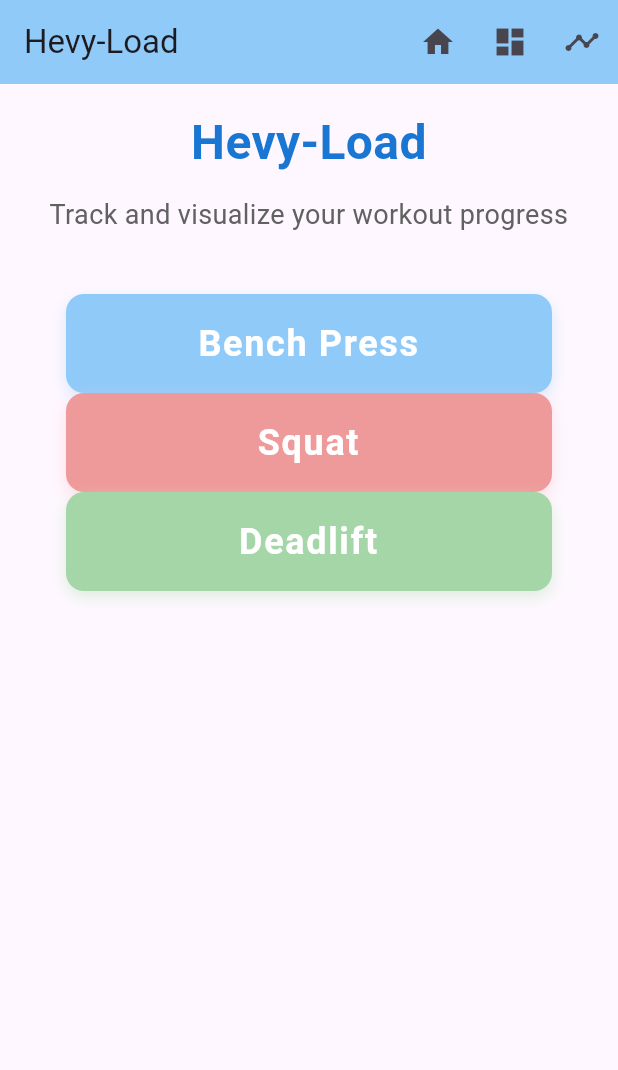
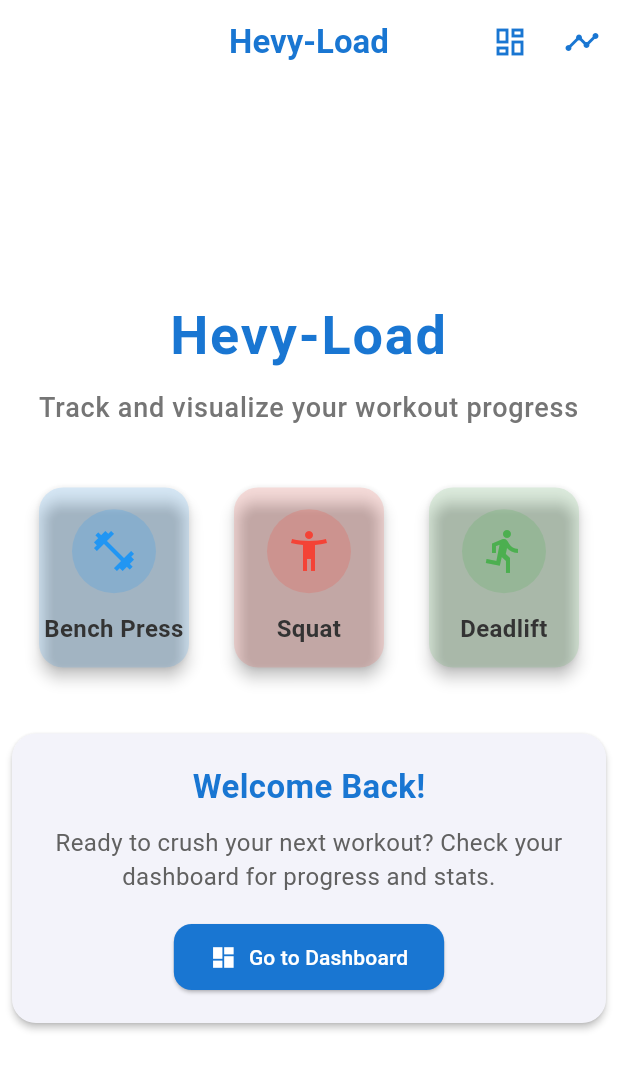
Before and after one commit to PedroTorrado/Hevy-Load, a Flutter app: the screen it shows after launch, on a phone screen of 412 x 824 dp. Shown: the top 1070 px of the screen. Run offline on Flutter 3.47's test engine with Material 3 defaults, Android fonts, the phone set to English and light mode, and no system bars.

Commit message:
components separated into different .dart files, dark mode added

```diff
--- /dev/null
+++ b/App/heavy_load/lib/dashboard.dart
@@ -0,0 +1,20 @@
+import 'package:flutter/material.dart';
+
+class DashboardPage extends StatelessWidget {
+  const DashboardPage({Key? key}) : super(key: key);
+
+  @override
+  Widget build(BuildContext context) {
+    return Scaffold(
+      appBar: AppBar(
+        title: const Text('Dashboard'),
+      ),
+      body: const Center(
+        child: Text(
+          'Dashboard Content Here',
+          style: TextStyle(fontSize: 20),
+        ),
+      ),
+    );
+  }
+}
--- /dev/null
+++ b/App/heavy_load/lib/home.dart
@@ -0,0 +1,42 @@
+import 'package:flutter/material.dart';
+
+class HomePage extends StatelessWidget {
+  const HomePage({Key? key}) : super(key: key);
+
+  @override
+  Widget build(BuildContext context) {
+    return Scaffold(
+      appBar: AppBar(
+        title: const Text('Hevy-Load'),
+      ),
+      body: Center(
+        child: Column(
+          mainAxisAlignment: MainAxisAlignment.center,
+          children: [
+            Text(
+              'Hevy-Load',
+              style: TextStyle(
+                fontSize: 36,
+                fontWeight: FontWeight.bold,
+                color: Colors.blue.shade700,
+                letterSpacing: 1.2,
+              ),
+              textAlign: TextAlign.center,
+            ),
+            const SizedBox(height: 10),
+            Text(
+              'Track and visualize your workout progress',
+              style: TextStyle(
+                fontSize: 18,
+                color: Colors.grey.shade600,
+                fontWeight: FontWeight.w500,
+                letterSpacing: 0.5,
+              ),
+              textAlign: TextAlign.center,
+            ),
+          ],
+        ),
+      ),
+    );
+  }
+}
--- a/App/heavy_load/lib/main.dart
+++ b/App/heavy_load/lib/main.dart
@@ -1,7 +1,10 @@
 import 'package:flutter/material.dart';
+import 'home.dart';
+import 'dashboard.dart';
+import 'workouts.dart';
 
 void main() {
-  runApp(MyApp());
+  runApp(const MyApp());
 }
 
 class MyApp extends StatelessWidget {
@@ -10,157 +13,223 @@ class MyApp extends StatelessWidget {
   @override
   Widget build(BuildContext context) {
     return MaterialApp(
-      home: Scaffold(
+      title: 'Hevy-Load',
+      theme: ThemeData(
+        brightness: Brightness.light,
+        colorScheme: ColorScheme.fromSeed(seedColor: Color(0xFF1976D2), brightness: Brightness.light),
+        scaffoldBackgroundColor: Colors.white,
+        appBarTheme: const AppBarTheme(
+          backgroundColor: Colors.white,
+          foregroundColor: Color(0xFF1976D2),
+          elevation: 0,
+          centerTitle: true,
+          titleTextStyle: TextStyle(
+            color: Color(0xFF1976D2),
+            fontWeight: FontWeight.bold,
+            fontSize: 22,
+          ),
+        ),
+        textTheme: const TextTheme(
+          bodyMedium: TextStyle(color: Color(0xFF333333)),
+        ),
+      ),
+      darkTheme: ThemeData(
+        brightness: Brightness.dark,
+        colorScheme: ColorScheme.fromSeed(seedColor: Color(0xFF1976D2), brightness: Brightness.dark),
+        scaffoldBackgroundColor: const Color(0xFF181A20),
+        appBarTheme: const AppBarTheme(
+          backgroundColor: Color(0xFF181A20),
+          foregroundColor: Color(0xFF90CAF9),
+          elevation: 0,
+          centerTitle: true,
+          titleTextStyle: TextStyle(
+            color: Color(0xFF90CAF9),
+            fontWeight: FontWeight.bold,
+            fontSize: 22,
+          ),
+        ),
+        cardColor: const Color(0xFF23272F),
+        textTheme: const TextTheme(
+          bodyMedium: TextStyle(color: Color(0xFFEEEEEE)),
+        ),
+        elevatedButtonTheme: ElevatedButtonThemeData(
+          style: ElevatedButton.styleFrom(
+            backgroundColor: Color(0xFF1976D2),
+            foregroundColor: Colors.white,
+          ),
+        ),
+      ),
+      themeMode: ThemeMode.system, // <--- Force dark mode here
+      initialRoute: '/',
+      routes: {
+        '/': (context) => const HomePage(),
+        '/dashboard': (context) => const DashboardPage(),
+        '/workouts': (context) => const WorkoutsPage(),
+      },
+    );
+  }
+}
+
+class HomePage extends StatelessWidget {
+  const HomePage({Key? key}) : super(key: key);
+
+  @override
+  Widget build(BuildContext context) {
+    return Scaffold(
       appBar: AppBar(
-          backgroundColor: Colors.blue.shade200,
         title: const Text('Hevy-Load'),
         actions: [
-            Builder(
-              builder: (BuildContext context) {
-                // <- lowercase context, variable name
-                return IconButton(
-                  onPressed: () {
-                    Navigator.push(
-                      context, // now refers to the correct BuildContext
-                      MaterialPageRoute(
-                        builder: (_) => Home(),
+          IconButton(
+            tooltip: 'Dashboard',
+            onPressed: () => Navigator.pushNamed(context, '/dashboard'),
+            icon: const Icon(Icons.dashboard_outlined),
           ),
-                    );
-                  },
-                  icon: Icon(Icons.home),
-                );
-              },
+          IconButton(
+            tooltip: 'Workouts',
+            onPressed: () => Navigator.pushNamed(context, '/workouts'),
+            icon: const Icon(Icons.timeline_outlined),
           ),
-            Builder(
-              builder: (BuildContext context) {
-                // <- lowercase context, variable name
-                return IconButton(
-                  onPressed: () {
-                    Navigator.push(
-                      context, // now refers to the correct BuildContext
-                      MaterialPageRoute(
-                        builder: (_) => Dashboard(),
-                      ),
-                    );
-                  },
-                  icon: Icon(Icons.dashboard),
-                );
-              },
-            ),
-            Builder(
-              builder: (BuildContext context) {
-                // <- lowercase context, variable name
-                return IconButton(
-                  onPressed: () {
-                    Navigator.push(
-                      context, // now refers to the correct BuildContext
-                      MaterialPageRoute(
-                        builder: (_) => Workouts(),
-                      ),
-                    );
-                  },
-                  icon: Icon(Icons.timeline),
-                );
-              },
-            )
         ],
       ),
-        body: ListView(
-          padding: const EdgeInsets.symmetric(horizontal: 24, vertical: 16),
+      body: Center(
+        child: Column(
+          mainAxisAlignment: MainAxisAlignment.center,
           children: [
             Text(
               'Hevy-Load',
               style: TextStyle(
-                fontSize: 32,
+                fontSize: 36,
                 fontWeight: FontWeight.bold,
                 color: Colors.blue.shade700,
+                letterSpacing: 1.2,
               ),
               textAlign: TextAlign.center,
             ),
-            const SizedBox(height: 12),
+            const SizedBox(height: 10),
             Text(
               'Track and visualize your workout progress',
               style: TextStyle(
                 fontSize: 18,
+                color: Colors.grey.shade600,
+                fontWeight: FontWeight.w500,
+                letterSpacing: 0.5,
+              ),
+              textAlign: TextAlign.center,
+            ),
+            const SizedBox(height: 36),
+            Row(
+              mainAxisAlignment: MainAxisAlignment.spaceEvenly,
+              children: [
+                _ExerciseCard(
+                  title: 'Bench Press',
+                  color: Colors.blue,
+                  icon: Icons.fitness_center,
+                ),
+                _ExerciseCard(
+                  title: 'Squat',
+                  color: Colors.red,
+                  icon: Icons.accessibility_new,
+                ),
+                _ExerciseCard(
+                  title: 'Deadlift',
+                  color: Colors.green,
+                  icon: Icons.directions_run,
+                ),
+              ],
+            ),
+            const SizedBox(height: 40),
+            Card(
+              elevation: 2,
+              shape: RoundedRectangleBorder(borderRadius: BorderRadius.circular(16)),
+              margin: const EdgeInsets.symmetric(horizontal: 8),
+              child: Padding(
+                padding: const EdgeInsets.all(20.0),
+                child: Column(
+                  children: [
+                    Text(
+                      'Welcome Back!',
+                      style: TextStyle(
+                        fontSize: 22,
+                        fontWeight: FontWeight.bold,
+                        color: Colors.blue.shade700,
+                      ),
+                    ),
+                    const SizedBox(height: 10),
+                    Text(
+                      'Ready to crush your next workout? Check your dashboard for progress and stats.',
+                      style: TextStyle(
+                        fontSize: 16,
                         color: Colors.grey.shade700,
                       ),
                       textAlign: TextAlign.center,
                     ),
-            const SizedBox(height: 40),
-            Container(
-              margin: const EdgeInsets.symmetric(horizontal: 20),
-              padding: const EdgeInsets.all(16),
-              decoration: BoxDecoration(
-                color: Colors.blue.shade200,
+                    const SizedBox(height: 18),
+                    ElevatedButton.icon(
+                      style: ElevatedButton.styleFrom(
+                        backgroundColor: Colors.blue.shade700,
+                        foregroundColor: Colors.white,
+                        shape: RoundedRectangleBorder(
                           borderRadius: BorderRadius.circular(12),
-                boxShadow: [
-                  BoxShadow(
-                    color: Colors.blue.shade100.withOpacity(0.6),
-                    blurRadius: 8,
-                    offset: const Offset(0, 4),
+                        ),
+                        padding: const EdgeInsets.symmetric(horizontal: 24, vertical: 12),
+                      ),
+                      onPressed: () {
+                        Navigator.push(
+                          context,
+                          MaterialPageRoute(builder: (_) => const Dashboard()),
+                        );
+                      },
+                      icon: const Icon(Icons.dashboard),
+                      label: const Text('Go to Dashboard'),
                     ),
                   ],
                 ),
-              child: const Text(
-                'Bench Press',
-                style: TextStyle(
-                  fontSize: 24,
-                  fontWeight: FontWeight.w600,
-                  color: Colors.white,
-                  letterSpacing: 1.1,
               ),
-                textAlign: TextAlign.center,
-              ),
-            ),
-            Container(
-              margin: const EdgeInsets.symmetric(horizontal: 20),
-              padding: const EdgeInsets.all(16),
-              decoration: BoxDecoration(
-                color: Colors.red.shade200,
-                borderRadius: BorderRadius.circular(12),
-                boxShadow: [
-                  BoxShadow(
-                    color: Colors.red.shade100.withOpacity(0.6),
-                    blurRadius: 8,
-                    offset: const Offset(0, 4),
             ),
           ],
         ),
-              child: const Text(
-                'Squat',
+      ),
+    );
+  }
+}
+
+class _ExerciseCard extends StatelessWidget {
+  final String title;
+  final Color color;
+  final IconData icon;
+
+  const _ExerciseCard({
+    required this.title,
+    required this.color,
+    required this.icon,
+    Key? key,
+  }) : super(key: key);
+
+  @override
+  Widget build(BuildContext context) {
+    return Card(
+      elevation: 4,
+      color: color.withOpacity(0.15),
+      shape: RoundedRectangleBorder(borderRadius: BorderRadius.circular(16)),
+      child: SizedBox(
+        width: 100,
+        height: 120,
+        child: Column(
+          mainAxisAlignment: MainAxisAlignment.center,
+          children: [
+            CircleAvatar(
+              backgroundColor: color.withOpacity(0.2),
+              radius: 28,
+              child: Icon(icon, color: color, size: 32),
+            ),
+            const SizedBox(height: 12),
+            Text(
+              title,
               style: TextStyle(
-                  fontSize: 24,
+                fontSize: 16,
                 fontWeight: FontWeight.w600,
-                  color: Colors.white,
-                  letterSpacing: 1.1,
               ),
               textAlign: TextAlign.center,
-              ),
-            ),
-            Container(
-              margin: const EdgeInsets.symmetric(horizontal: 20),
-              padding: const EdgeInsets.all(16),
-              decoration: BoxDecoration(
-                color: Colors.green.shade200,
-                borderRadius: BorderRadius.circular(12),
-                boxShadow: [
-                  BoxShadow(
-                    color: Colors.green.shade100.withOpacity(0.6),
-                    blurRadius: 8,
-                    offset: const Offset(0, 4),
-                  ),
-                ],
-              ),
-              child: const Text(
-                'Deadlift',
-                style: TextStyle(
-                  fontSize: 24,
-                  fontWeight: FontWeight.w600,
-                  color: Colors.white,
-                  letterSpacing: 1.1,
-                ),
-                textAlign: TextAlign.center,
-              ),
             ),
           ],
         ),
@@ -176,8 +245,13 @@ class Home extends StatelessWidget {
   Widget build(BuildContext context) {
     return Scaffold(
       appBar: AppBar(
-        title: Text('Home'),
-        backgroundColor: Colors.blue.shade200,
+        title: const Text('Home'),
+      ),
+      body: const Center(
+        child: Text(
+          'Welcome to Home!',
+          style: TextStyle(fontSize: 20),
+        ),
       ),
     );
   }
@@ -190,8 +264,13 @@ class Dashboard extends StatelessWidget {
   Widget build(BuildContext context) {
     return Scaffold(
       appBar: AppBar(
-        title: Text('Dashboard'),
-        backgroundColor: Colors.blue.shade200,
+        title: const Text('Dashboard'),
+      ),
+      body: const Center(
+        child: Text(
+          'Dashboard Content Here',
+          style: TextStyle(fontSize: 20),
+        ),
       ),
     );
   }
@@ -204,8 +283,13 @@ class Workouts extends StatelessWidget {
   Widget build(BuildContext context) {
     return Scaffold(
       appBar: AppBar(
-        title: Text('Workouts'),
-        backgroundColor: Colors.blue.shade200,
+        title: const Text('Workouts'),
+      ),
+      body: const Center(
+        child: Text(
+          'Workouts Content Here',
+          style: TextStyle(fontSize: 20),
+        ),
       ),
     );
   }
--- /dev/null
+++ b/App/heavy_load/lib/workouts.dart
@@ -0,0 +1,20 @@
+import 'package:flutter/material.dart';
+
+class WorkoutsPage extends StatelessWidget {
+  const WorkoutsPage({Key? key}) : super(key: key);
+
+  @override
+  Widget build(BuildContext context) {
+    return Scaffold(
+      appBar: AppBar(
+        title: const Text('Workouts'),
+      ),
+      body: const Center(
+        child: Text(
+          'Workouts Content Here',
+          style: TextStyle(fontSize: 20),
+        ),
+      ),
+    );
+  }
+}
```
Lines whose indentation alone changed are shown as unchanged.
